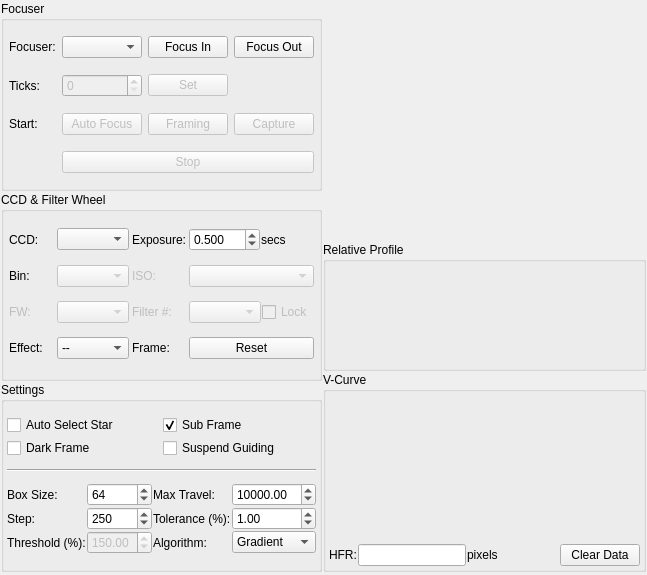
Above: kstars/ekos/focus/focus.ui from KDE/kstars before the change. Below: the same form after it.
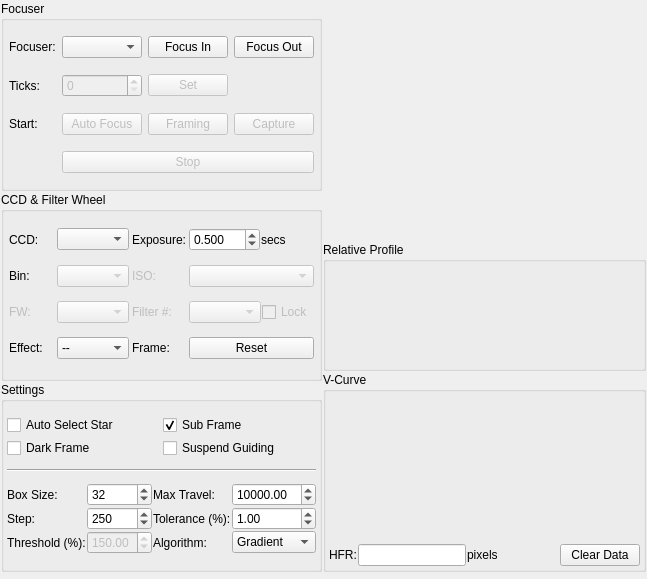
That is the form after the change. Custom widgets are drawn as their Qt base class.

What changed in the file:
```diff
--- a/kstars/ekos/focus/focus.ui
+++ b/kstars/ekos/focus/focus.ui
@@ -7,7 +7,7 @@
     <x>0</x>
     <y>0</y>
     <width>647</width>
-    <height>575</height>
+    <height>579</height>
    </rect>
   </property>
   <layout class="QVBoxLayout" name="verticalLayout_5" stretch="0,0">
@@ -571,7 +571,7 @@
                <number>16</number>
               </property>
               <property name="value">
-               <number>64</number>
+               <number>32</number>
               </property>
              </widget>
             </item>
```
